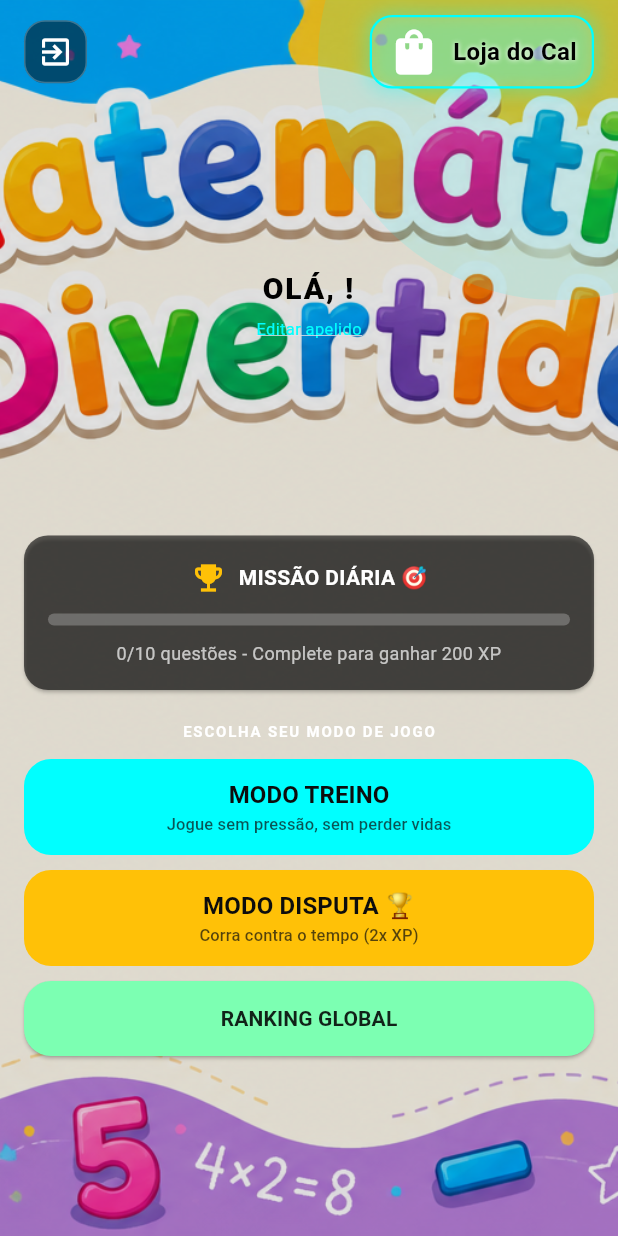
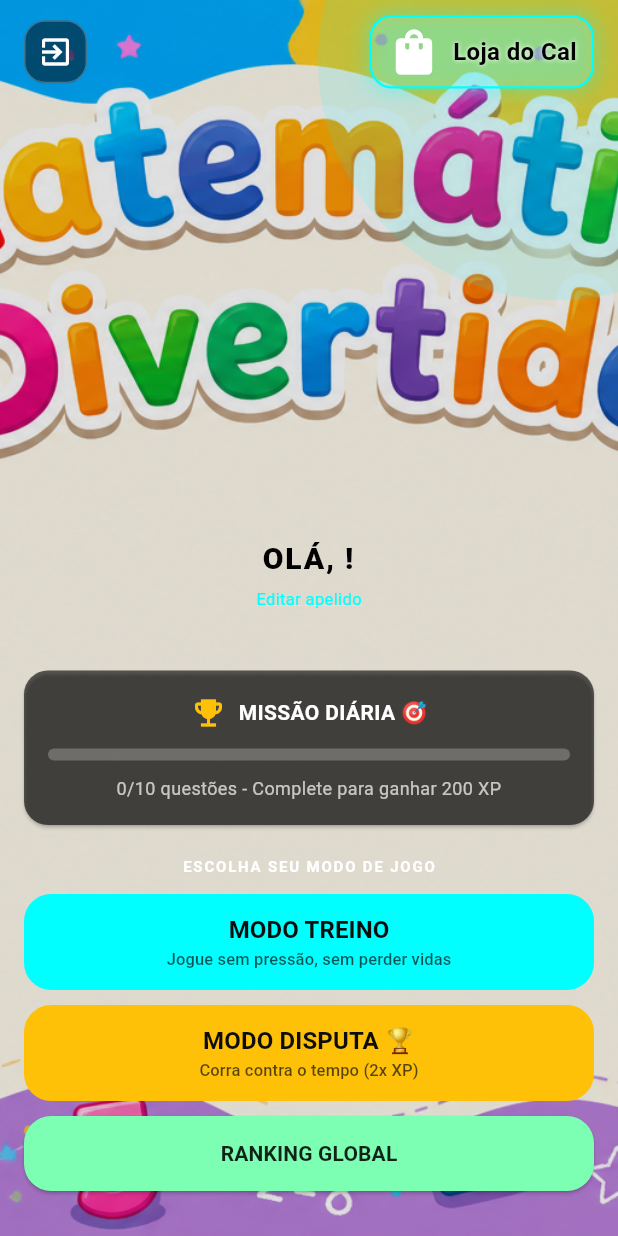
Before and after one commit to Irivania/matematicadivertida, a Flutter app: the screen it shows once a user with an empty profile is signed in, on a phone screen of 412 x 824 dp. Run offline on Flutter 3.47's test engine with Material 3 defaults, Android fonts, the phone set to English and light mode, and no system bars; our stand-ins replace audioplayers, cloud_firestore, firebase_auth, firebase_core, fl_chart, flutter_tts and 4 more; accounts and stored records are empty.

Commit message:
ajusta espacamento para descer o nome do usuario na home

```diff
--- a/lib/presentation/screens/home_screen.dart
+++ b/lib/presentation/screens/home_screen.dart
@@ -53,12 +53,12 @@ class _HomeScreenState extends State<HomeScreen> with TickerProviderStateMixin {
         opacity: _animation,
         child: Stack(
           children: [
-            // FUNDO COM ENQUADRAMENTO CENTRALIZADO IDÊNTICO AO LOGIN
+            // FUNDO COM ALINHAMENTO SUPERIOR PARA NÃO CORTAR O LOGO
             Positioned.fill(
               child: Image.asset(
                 'assets/images/fundo_home.png',
                 fit: BoxFit.cover,
-                alignment: Alignment.center,
+                alignment: Alignment.topCenter,
               ),
             ),
             Container(color: Colors.black.withOpacity(0.12)),
@@ -123,7 +123,8 @@ class _HomeScreenState extends State<HomeScreen> with TickerProviderStateMixin {
                                     ],
                                   ),
 
-                                  const SizedBox(height: 20),
+                                  // AUMENTADO PARA 200 PARA DESCER MAIS O TEXTO "OLÁ FRANCISCO"
+                                  const SizedBox(height: 200),
 
                                   const Padding(
                                     padding: EdgeInsets.symmetric(horizontal: 16),
```
